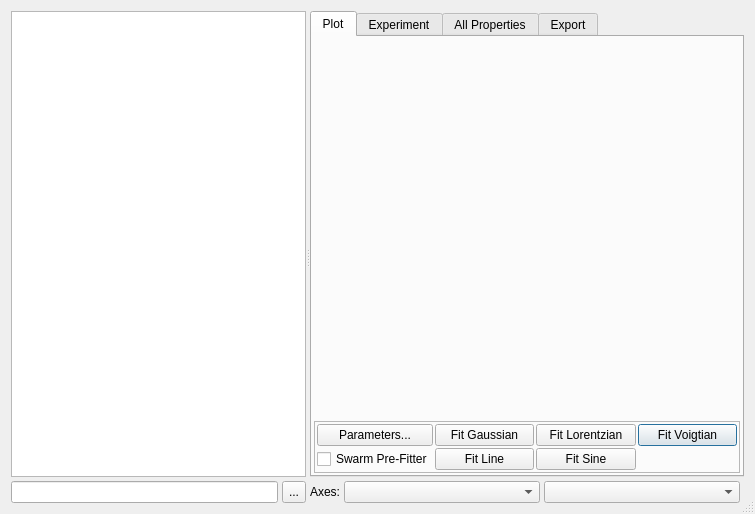
Above: ui/scanviewer.ui from t-weber/takin before the change. Below: the same form after it.
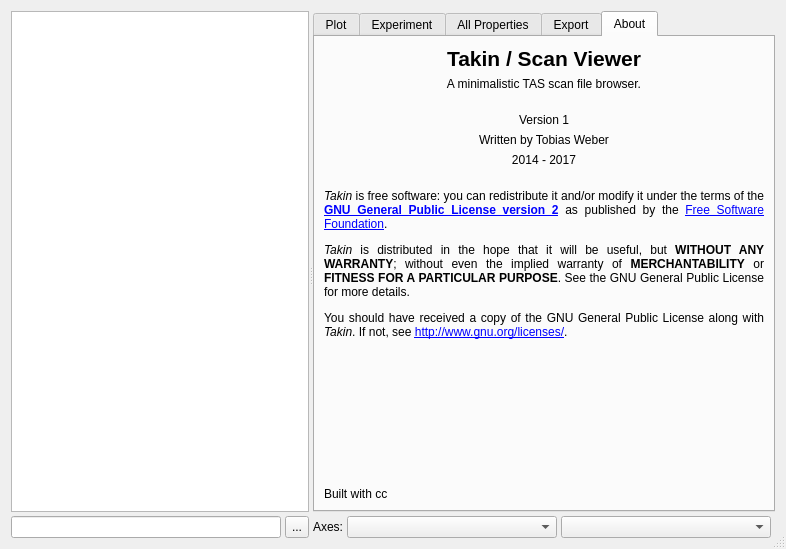
That is the form after the change. The open tabs and pages were chosen to show the change. Custom widgets are drawn as their Qt base class.

Commit message: added slope option to scan viewer

Patch:
```diff
--- a/ui/scanviewer.ui
+++ b/ui/scanviewer.ui
@@ -6,8 +6,8 @@
    <rect>
     <x>0</x>
     <y>0</y>
-    <width>755</width>
-    <height>514</height>
+    <width>786</width>
+    <height>549</height>
    </rect>
   </property>
   <property name="windowTitle">
@@ -113,7 +113,7 @@
          <property name="currentIndex">
           <number>0</number>
          </property>
-         <widget class="QWidget" name="tab_3">
+         <widget class="QWidget" name="tabPlot">
           <attribute name="title">
            <string>Plot</string>
           </attribute>
@@ -202,17 +202,30 @@
               </item>
               <item row="1" column="0">
                <widget class="QCheckBox" name="checkSwarm">
+                <property name="toolTip">
+                 <string>Uses a swarming algorithm as pre-fitter.</string>
+                </property>
                 <property name="text">
                  <string>Swarm Pre-Fitter</string>
                 </property>
                </widget>
               </item>
+              <item row="1" column="3">
+               <widget class="QCheckBox" name="checkSloped">
+                <property name="toolTip">
+                 <string>Adds a sloping background to the Gaussian, Lorentzian and Voigtian peaks.</string>
+                </property>
+                <property name="text">
+                 <string>Sloped Peaks</string>
+                </property>
+               </widget>
+              </item>
              </layout>
             </widget>
            </item>
           </layout>
          </widget>
-         <widget class="QWidget" name="tab">
+         <widget class="QWidget" name="tabExp">
           <attribute name="title">
            <string>Experiment</string>
           </attribute>
@@ -545,7 +558,7 @@
            </item>
           </layout>
          </widget>
-         <widget class="QWidget" name="tab_4">
+         <widget class="QWidget" name="tabProp">
           <attribute name="title">
            <string>All Properties</string>
           </attribute>
@@ -587,7 +600,7 @@
            </item>
           </layout>
          </widget>
-         <widget class="QWidget" name="tab_2">
+         <widget class="QWidget" name="tabExport">
           <attribute name="title">
            <string>Export</string>
           </attribute>
@@ -647,6 +660,140 @@
            </item>
           </layout>
          </widget>
+         <widget class="QWidget" name="tabAbout">
+          <attribute name="title">
+           <string>About</string>
+          </attribute>
+          <layout class="QGridLayout" name="gridLayout_12">
+           <item row="0" column="0">
+            <widget class="QLabel" name="labelTitle">
+             <property name="text">
+              <string>&lt;html&gt;&lt;head/&gt;&lt;body&gt;&lt;p&gt;&lt;span style=&quot; font-size:16pt; font-weight:600;&quot;&gt;Takin / Scan Viewer&lt;/span&gt;&lt;/p&gt;&lt;/body&gt;&lt;/html&gt;</string>
+             </property>
+             <property name="alignment">
+              <set>Qt::AlignCenter</set>
+             </property>
+            </widget>
+           </item>
+           <item row="3" column="0">
+            <widget class="QLabel" name="labelVersion">
+             <property name="text">
+              <string>Version 1</string>
+             </property>
+             <property name="alignment">
+              <set>Qt::AlignCenter</set>
+             </property>
+            </widget>
+           </item>
+           <item row="4" column="0">
+            <widget class="QLabel" name="labelWritten">
+             <property name="text">
+              <string>Written by Tobias Weber</string>
+             </property>
+             <property name="alignment">
+              <set>Qt::AlignCenter</set>
+             </property>
+            </widget>
+           </item>
+           <item row="9" column="0">
+            <widget class="QLabel" name="labelCC">
+             <property name="text">
+              <string>Built with cc</string>
+             </property>
+             <property name="alignment">
+              <set>Qt::AlignLeading|Qt::AlignLeft|Qt::AlignVCenter</set>
+             </property>
+             <property name="wordWrap">
+              <bool>true</bool>
+             </property>
+            </widget>
+           </item>
+           <item row="1" column="0">
+            <widget class="QLabel" name="labelSubtitle">
+             <property name="text">
+              <string>A minimalistic TAS scan file browser.</string>
+             </property>
+             <property name="alignment">
+              <set>Qt::AlignCenter</set>
+             </property>
+             <property name="wordWrap">
+              <bool>true</bool>
+             </property>
+            </widget>
+           </item>
+           <item row="6" column="0">
+            <spacer name="verticalSpacer_4">
+             <property name="orientation">
+              <enum>Qt::Vertical</enum>
+             </property>
+             <property name="sizeType">
+              <enum>QSizePolicy::Fixed</enum>
+             </property>
+             <property name="sizeHint" stdset="0">
+              <size>
+               <width>20</width>
+               <height>16</height>
+              </size>
+             </property>
+            </spacer>
+           </item>
+           <item row="2" column="0">
+            <spacer name="verticalSpacer_2">
+             <property name="orientation">
+              <enum>Qt::Vertical</enum>
+             </property>
+             <property name="sizeType">
+              <enum>QSizePolicy::Fixed</enum>
+             </property>
+             <property name="sizeHint" stdset="0">
+              <size>
+               <width>20</width>
+               <height>16</height>
+              </size>
+             </property>
+            </spacer>
+           </item>
+           <item row="5" column="0">
+            <widget class="QLabel" name="labelYears">
+             <property name="text">
+              <string>2014 - 2017</string>
+             </property>
+             <property name="alignment">
+              <set>Qt::AlignCenter</set>
+             </property>
+            </widget>
+           </item>
+           <item row="7" column="0">
+            <widget class="QLabel" name="labelLicense">
+             <property name="text">
+              <string>&lt;html&gt;&lt;head/&gt;&lt;body&gt;&lt;p&gt;&lt;span style=&quot; font-style:italic;&quot;&gt;Takin&lt;/span&gt; is free software: you can redistribute it and/or modify it under the terms of the &lt;a href=&quot;http://www.gnu.org/licenses/old-licenses/gpl-2.0.html&quot;&gt;&lt;span style=&quot; font-weight:600; text-decoration: underline; color:#0000ff;&quot;&gt;GNU General Public License version 2&lt;/span&gt;&lt;/a&gt; as published by the &lt;a href=&quot;http://www.fsf.org/&quot;&gt;&lt;span style=&quot; text-decoration: underline; color:#0000ff;&quot;&gt;Free Software Foundation&lt;/span&gt;&lt;/a&gt;.&lt;/p&gt;&lt;p&gt;&lt;span style=&quot; font-style:italic;&quot;&gt;Takin&lt;/span&gt; is distributed in the hope that it will be useful, but &lt;span style=&quot; font-weight:600;&quot;&gt;WITHOUT ANY WARRANTY&lt;/span&gt;; without even the implied warranty of &lt;span style=&quot; font-weight:600;&quot;&gt;MERCHANTABILITY&lt;/span&gt; or &lt;span style=&quot; font-weight:600;&quot;&gt;FITNESS FOR A PARTICULAR PURPOSE&lt;/span&gt;. See the GNU General Public License for more details.&lt;/p&gt;&lt;p&gt;You should have received a copy of the GNU General Public License along with &lt;span style=&quot; font-style:italic;&quot;&gt;Takin&lt;/span&gt;. If not, see &lt;a href=&quot;http://www.gnu.org/licenses/&quot;&gt;&lt;span style=&quot; text-decoration: underline; color:#0000ff;&quot;&gt;http://www.gnu.org/licenses/&lt;/span&gt;&lt;/a&gt;.&lt;/p&gt;&lt;p&gt;&lt;br/&gt;&lt;/p&gt;&lt;/body&gt;&lt;/html&gt;</string>
+             </property>
+             <property name="alignment">
+              <set>Qt::AlignJustify|Qt::AlignVCenter</set>
+             </property>
+             <property name="wordWrap">
+              <bool>true</bool>
+             </property>
+             <property name="openExternalLinks">
+              <bool>true</bool>
+             </property>
+            </widget>
+           </item>
+           <item row="8" column="0">
+            <spacer name="verticalSpacer_3">
+             <property name="orientation">
+              <enum>Qt::Vertical</enum>
+             </property>
+             <property name="sizeHint" stdset="0">
+              <size>
+               <width>20</width>
+               <height>40</height>
+              </size>
+             </property>
+            </spacer>
+           </item>
+          </layout>
+         </widget>
         </widget>
        </item>
        <item row="1" column="1">
```
Left out of the diff: 11 changed lines with no effect on the pictures. The commit also changes 3 other files.
